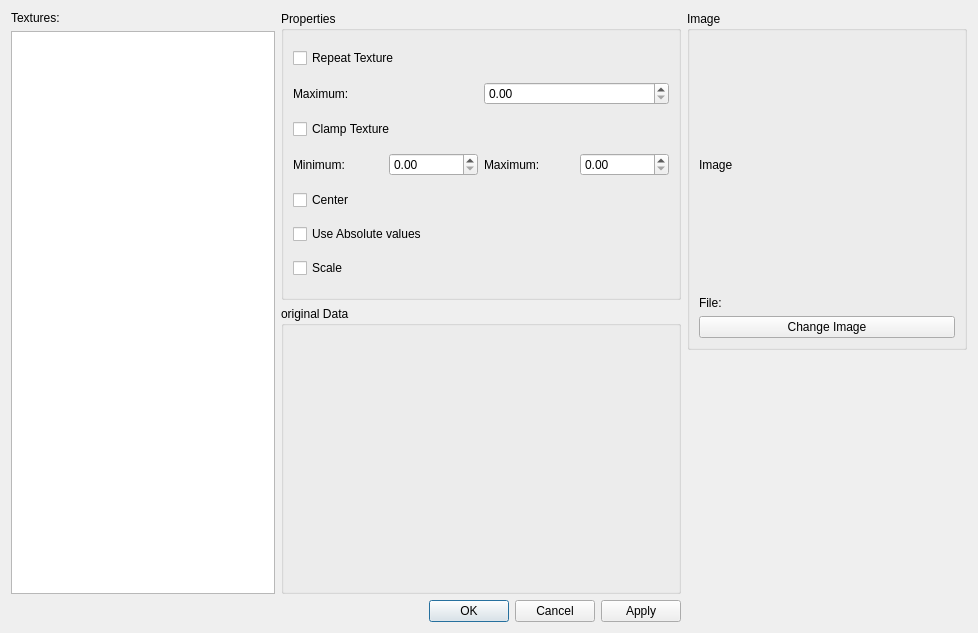
ShenRen/OpenFlipper, file Plugin-TextureControl/textureProperties.ui: the form before one commit.
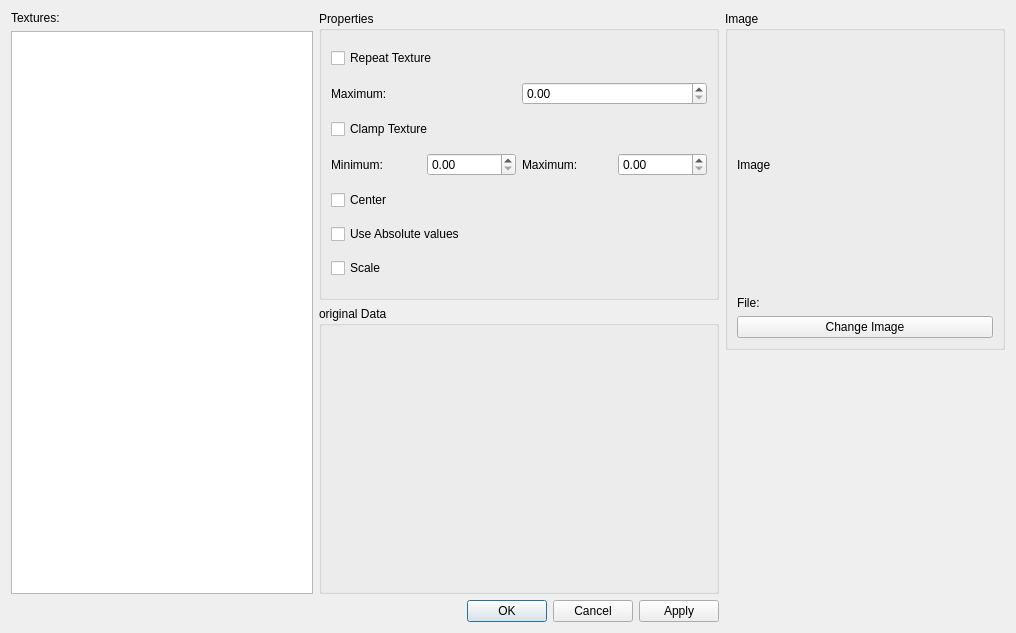
The form after the commit.

Commit message: Better handling of switchDrawMode ( And improvements for textureType)

What changed in the file:
```diff
--- a/Plugin-TextureControl/textureProperties.ui
+++ b/Plugin-TextureControl/textureProperties.ui
@@ -5,7 +5,7 @@
    <rect>
     <x>0</x>
     <y>0</y>
-    <width>978</width>
+    <width>1016</width>
     <height>633</height>
    </rect>
   </property>
@@ -43,6 +43,12 @@
          </item>
          <item>
           <widget class="QTreeWidget" name="textureList" >
+           <property name="minimumSize" >
+            <size>
+             <width>300</width>
+             <height>0</height>
+            </size>
+           </property>
            <property name="rootIsDecorated" >
             <bool>true</bool>
            </property>
```
The commit also changes 3 other files.
